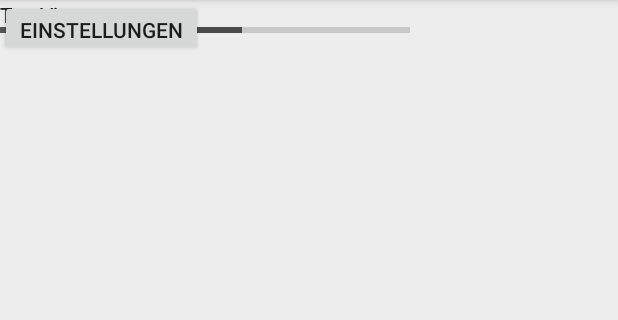
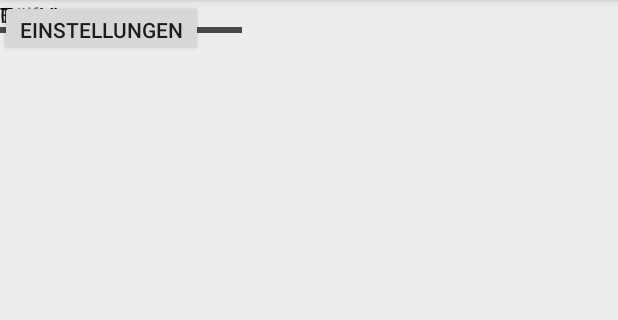
Before and after one commit to FL0NE/CAR_INFS, an Android app: the screen it shows after launch (MainActivity), on a phone screen of 412 x 824 dp, the part 84-404 px from its top. Run offline under Robolectric (Android 15) with nearby library versions, the light colour scheme and no system bars.

Commit message:
entfrng,hmesser,gngschltng

```diff
--- a/App/TSUE/app/src/main/res/layout/activity_main.xml
+++ b/App/TSUE/app/src/main/res/layout/activity_main.xml
@@ -12,15 +12,15 @@
         android:id="@+id/txt_hmssr"
         android:layout_width="wrap_content"
         android:layout_height="wrap_content"
-        android:text="TextView"
+        android:text="Höhenmesser"
         tools:layout_editor_absoluteX="43dp"
         tools:layout_editor_absoluteY="409dp" />
 
     <TextView
         android:id="@+id/txt_Entfrng"
-        android:layout_width="61dp"
-        android:layout_height="22dp"
-        android:text="TextView"
+        android:layout_width="80dp"
+        android:layout_height="20dp"
+        android:text="Entfernung"
         tools:layout_editor_absoluteX="157dp"
         tools:layout_editor_absoluteY="409dp" />
 
@@ -28,7 +28,7 @@
         android:id="@+id/txt_Gngschltng"
         android:layout_width="wrap_content"
         android:layout_height="wrap_content"
-        android:text="TextView"
+        android:text="Gang"
         tools:layout_editor_absoluteX="258dp"
         tools:layout_editor_absoluteY="409dp" />
 
@@ -45,9 +45,8 @@
         style="?android:attr/progressBarStyleHorizontal"
         android:layout_width="161dp"
         android:layout_height="40dp"
-        android:layout_marginLeft="112dp"
-        app:layout_constraintLeft_toLeftOf="parent"
-        tools:layout_editor_absoluteY="49dp" />
+        tools:layout_editor_absoluteY="49dp"
+        tools:layout_editor_absoluteX="112dp" />
 
     <ProgressBar
         android:id="@+id/pbr_Spd"
@@ -97,4 +96,34 @@
         tools:layout_editor_absoluteX="112dp"
         tools:layout_editor_absoluteY="350dp" />
 
+    <TextView
+        android:id="@+id/textView"
+        android:layout_width="wrap_content"
+        android:layout_height="wrap_content"
+        android:text="TextView"
+        tools:layout_editor_absoluteX="43dp"
+        tools:layout_editor_absoluteY="439dp" />
+
+    <TextView
+        android:id="@+id/textView2"
+        android:layout_width="wrap_content"
+        android:layout_height="wrap_content"
+        android:text="TextView" />
+
+    <TextView
+        android:id="@+id/textView3"
+        android:layout_width="wrap_content"
+        android:layout_height="wrap_content"
+        android:text="TextView"
+        tools:layout_editor_absoluteX="157dp"
+        tools:layout_editor_absoluteY="439dp" />
+
+    <TextView
+        android:id="@+id/textView4"
+        android:layout_width="wrap_content"
+        android:layout_height="wrap_content"
+        android:text="TextView"
+        tools:layout_editor_absoluteX="258dp"
+        tools:layout_editor_absoluteY="439dp" />
+
 </android.support.constraint.ConstraintLayout>
```
